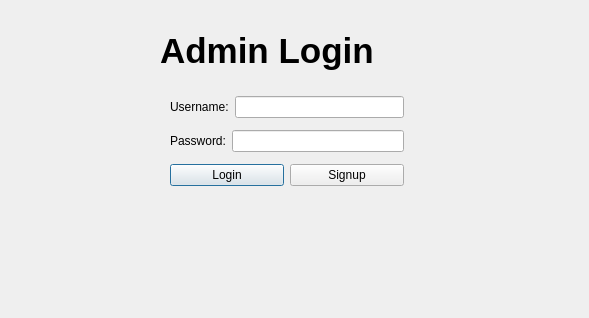
omar-rabeh-18/LibraryManagementSystem, file LibraryManagementSystem/adminloginwindow.ui: the form before one commit.
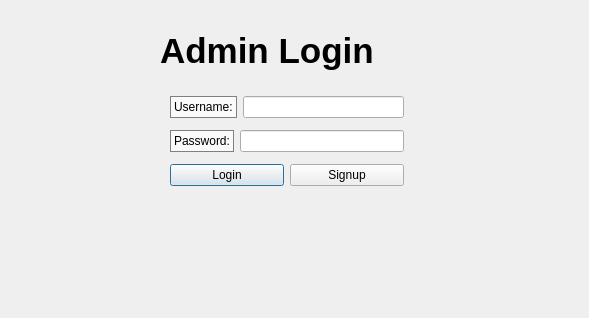
The form after the commit.

```diff
--- a/LibraryManagementSystem/adminloginwindow.ui
+++ b/LibraryManagementSystem/adminloginwindow.ui
@@ -32,7 +32,7 @@
     <string>Admin Login</string>
    </property>
   </widget>
-  <widget class="QWidget" name="">
+  <widget class="QWidget" name="layoutWidget">
    <property name="geometry">
     <rect>
      <x>170</x>
@@ -46,6 +46,11 @@
      <layout class="QHBoxLayout" name="horizontalLayout">
       <item>
        <widget class="QLabel" name="usernameLabel">
+        <property name="styleSheet">
+         <string notr="true">color: black;
+background-color: rgba(255, 255, 255, 180); 
+ border: 1px solid gray;</string>
+        </property>
         <property name="text">
          <string>Username:</string>
         </property>
@@ -60,6 +65,11 @@
      <layout class="QHBoxLayout" name="horizontalLayout_2">
       <item>
        <widget class="QLabel" name="passwordLabel">
+        <property name="styleSheet">
+         <string notr="true">color: black;
+background-color: rgba(255, 255, 255, 180); 
+ border: 1px solid gray;</string>
+        </property>
         <property name="text">
          <string>Password:</string>
         </property>
@@ -94,6 +104,22 @@
     </item>
    </layout>
   </widget>
+  <widget class="QLabel" name="backpic">
+   <property name="geometry">
+    <rect>
+     <x>-10</x>
+     <y>-10</y>
+     <width>601</width>
+     <height>331</height>
+    </rect>
+   </property>
+   <property name="styleSheet">
+    <string notr="true"/>
+   </property>
+   <property name="text">
+    <string/>
+   </property>
+  </widget>
  </widget>
  <resources/>
  <connections/>
```
